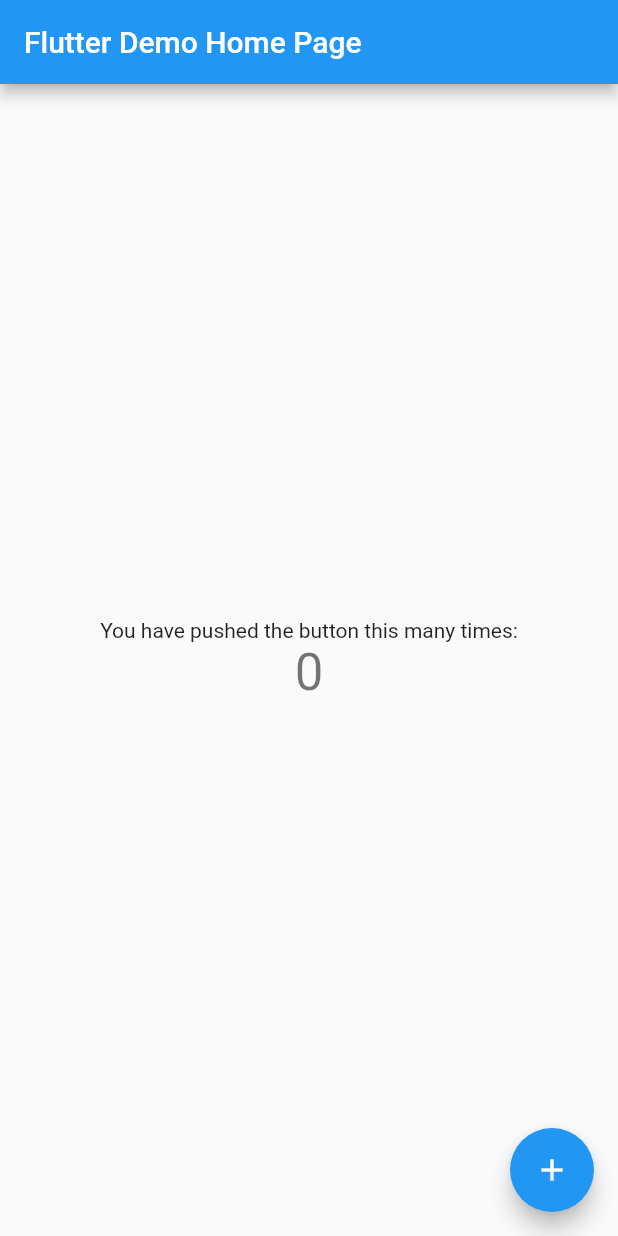
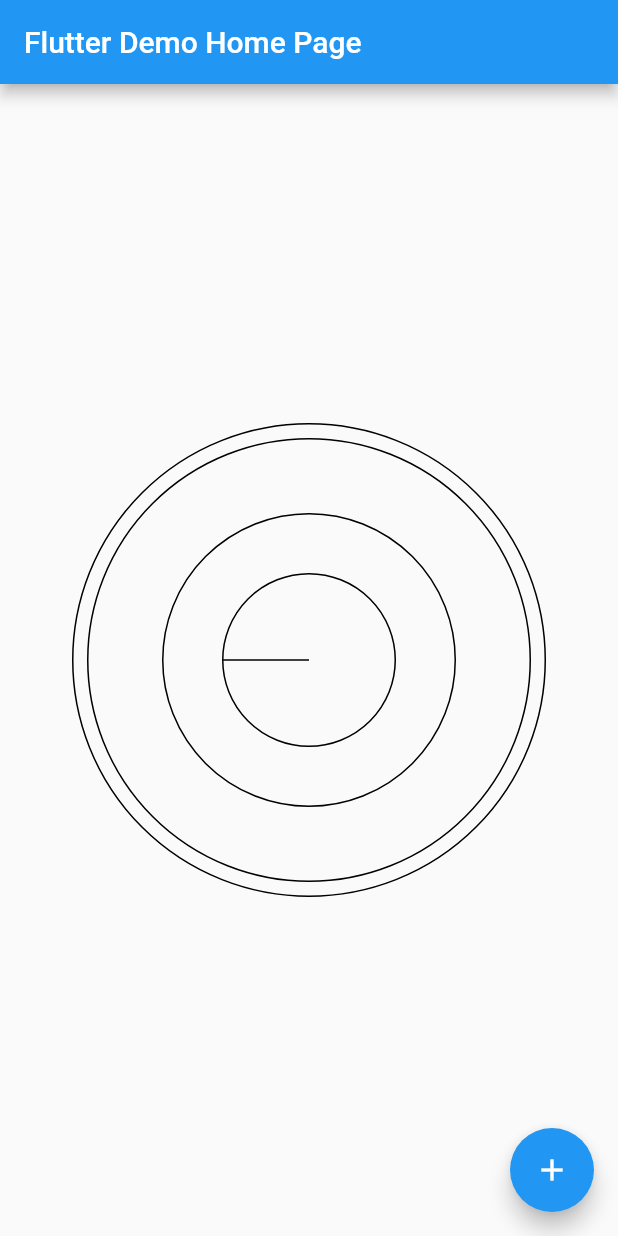
Before and after one commit to stephaneworkspace/astrologie, a Flutter app: the screen it shows after launch, on a phone screen of 412 x 824 dp. Run offline on Flutter 3.47's test engine with Material 2 defaults, Android fonts, the phone set to English and light mode, and no system bars.

Commit message:
le cercle est crée avec la bonne formule de mathématique

```diff
--- a/lib/main.dart
+++ b/lib/main.dart
@@ -1,4 +1,5 @@
 import 'package:flutter/material.dart';
+import 'draw_astro.dart';
 
 void main() => runApp(MyApp());
 
@@ -74,7 +75,15 @@ class _MyHomePageState extends State<MyHomePage> {
       body: Center(
         // Center is a layout widget. It takes a single child and positions it
         // in the middle of the parent.
-        child: Column(
+        child: Align(
+          alignment: FractionalOffset.center,
+          child: new CustomPaint(
+            size: Size(375, 375), // 375, 736 max iphone6s
+            painter: new DrawAstro()
+          ),
+        ),
+      ),
+        // child: Column(
           // Column is also a layout widget. It takes a list of children and
           // arranges them vertically. By default, it sizes itself to fit its
           // children horizontally, and tries to be as tall as its parent.
@@ -89,8 +98,8 @@ class _MyHomePageState extends State<MyHomePage> {
           // center the children vertically; the main axis here is the vertical
           // axis because Columns are vertical (the cross axis would be
           // horizontal).
-          mainAxisAlignment: MainAxisAlignment.center,
-          children: <Widget>[
+          // mainAxisAlignment: MainAxisAlignment.center,
+          /*children: <Widget>[
             Text(
               'You have pushed the button this many times:',
             ),
@@ -98,9 +107,7 @@ class _MyHomePageState extends State<MyHomePage> {
               '$_counter',
               style: Theme.of(context).textTheme.display1,
             ),
-          ],
-        ),
-      ),
+          ],*/
       floatingActionButton: FloatingActionButton(
         onPressed: _incrementCounter,
         tooltip: 'Increment',
```
Also changed, not shown: lib/draw_astro.dart (added, +43 -0 lines).
